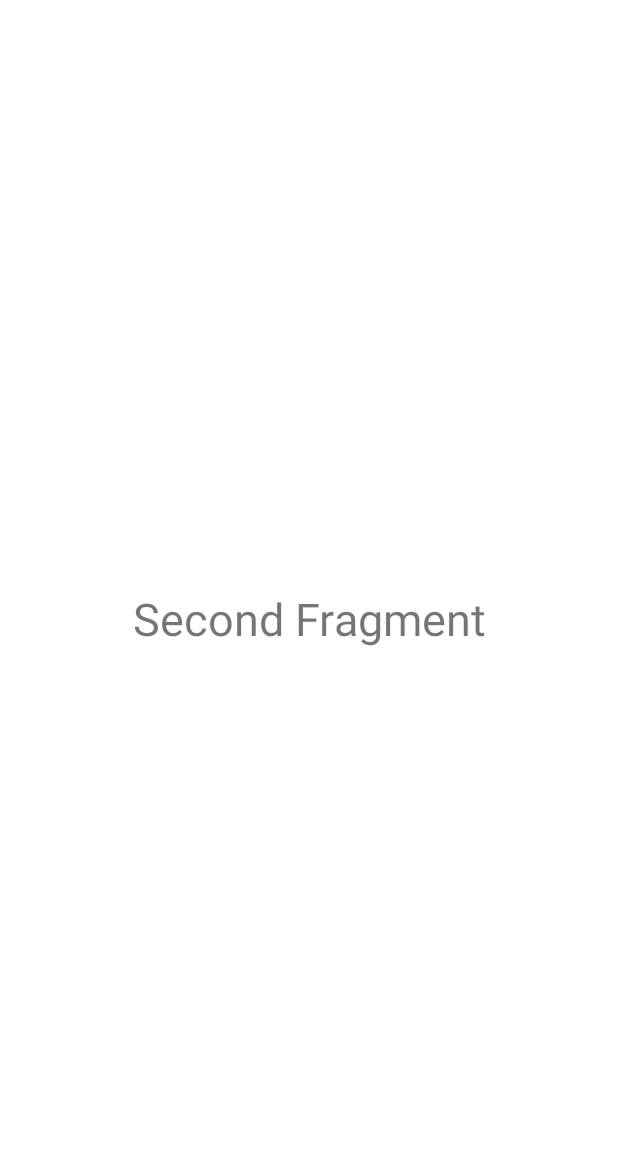
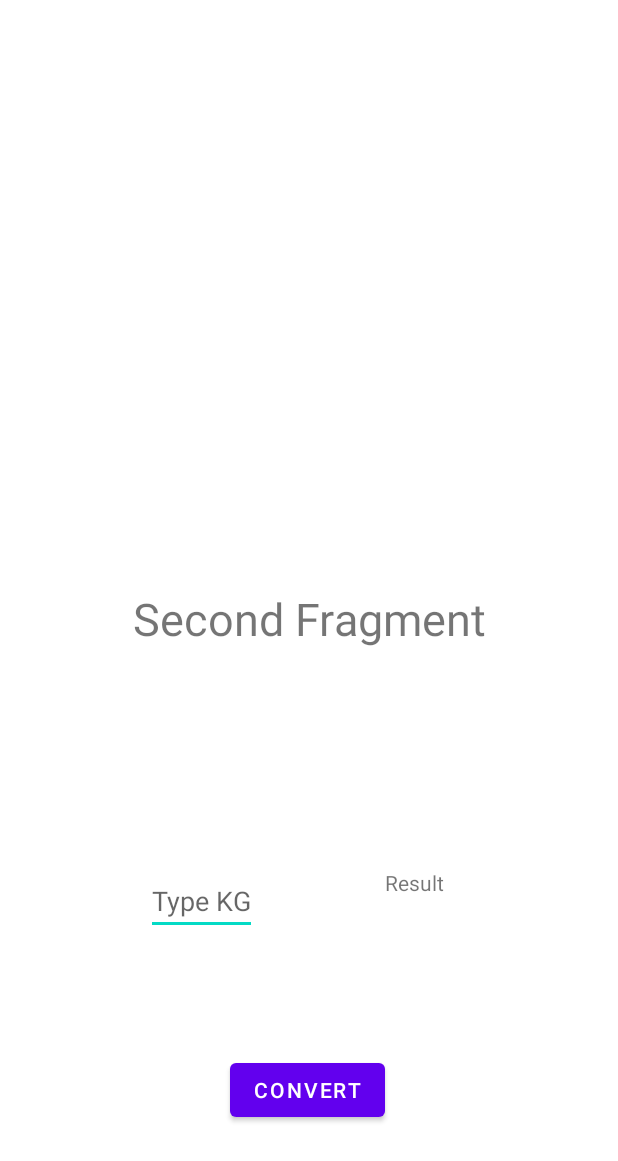
Before and after one commit to berkayertan/TurnInto, an Android app: the layout second_fragment.xml on its own in the app's theme, with its tools: preview values and no code run, on a phone screen of 412 x 824 dp. Shown: the top 1161 px of the screen. Run offline under Robolectric (Android 15) with nearby library versions, the phone set to English and light mode, and no system bars.

Commit message:
Fragments xml update

```diff
--- a/app/src/main/res/layout/second_fragment.xml
+++ b/app/src/main/res/layout/second_fragment.xml
@@ -14,9 +14,48 @@
         android:textSize="30sp"
         app:layout_constraintBottom_toBottomOf="parent"
         app:layout_constraintEnd_toEndOf="parent"
-        app:layout_constraintHorizontal_bias="0.5"
         app:layout_constraintStart_toStartOf="parent"
         app:layout_constraintTop_toTopOf="parent" />
 
+    <EditText
+        android:id="@+id/EtKG"
+        android:layout_width="wrap_content"
+        android:layout_height="wrap_content"
+        android:layout_marginStart="100dp"
+        android:layout_marginEnd="85dp"
+        android:layout_marginBottom="45dp"
+        android:hint="Type KG"
+        app:layout_constraintBottom_toTopOf="@+id/button2"
+        app:layout_constraintEnd_toStartOf="@+id/EtIBS"
+        app:layout_constraintHorizontal_bias="1.0"
+        app:layout_constraintStart_toStartOf="parent"
+        app:layout_constraintTop_toTopOf="parent"
+        app:layout_constraintVertical_bias="0.944" />
+
+    <TextView
+        android:id="@+id/EtIBS"
+        android:layout_width="68dp"
+        android:layout_height="46dp"
+        android:text="Result"
+        app:layout_constraintBottom_toBottomOf="parent"
+        app:layout_constraintEnd_toEndOf="parent"
+        app:layout_constraintHorizontal_bias="0.746"
+        app:layout_constraintStart_toStartOf="parent"
+        app:layout_constraintTop_toTopOf="parent"
+        app:layout_constraintVertical_bias="0.744" />
+
+    <Button
+        android:id="@+id/button2"
+        android:layout_width="wrap_content"
+        android:layout_height="wrap_content"
+        android:layout_marginTop="44dp"
+        android:text="Convert"
+        app:layout_constraintBottom_toBottomOf="parent"
+        app:layout_constraintEnd_toStartOf="@+id/EtIBS"
+        app:layout_constraintHorizontal_bias="1.0"
+        app:layout_constraintStart_toStartOf="parent"
+        app:layout_constraintTop_toBottomOf="@+id/EtIBS"
+        app:layout_constraintVertical_bias="0.319" />
+
 
 </androidx.constraintlayout.widget.ConstraintLayout>
```
Also changed, not shown: app/src/main/res/layout/first_fragment.xml (+37 -1 lines), app/src/main/res/layout/third_fragment.xml (+36 -1 lines).
